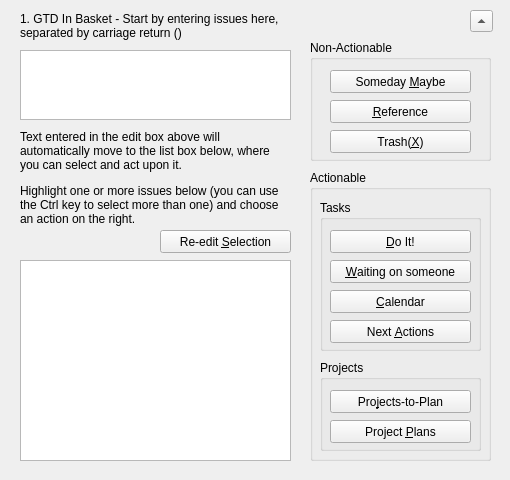
This is qt/qt_test001/inbasketform.ui in fsziegler/GTD-Kanban as Qt 5 draws it before an edit. The edited form follows.
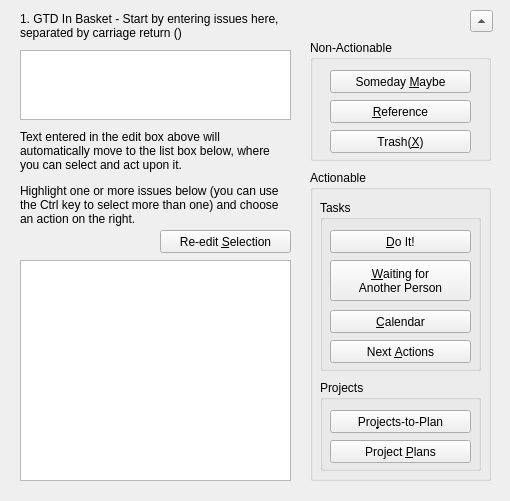
This is the edited form.

```diff
--- a/qt/qt_test001/inbasketform.ui
+++ b/qt/qt_test001/inbasketform.ui
@@ -7,7 +7,7 @@
     <x>0</x>
     <y>0</y>
     <width>510</width>
-    <height>480</height>
+    <height>501</height>
    </rect>
   </property>
   <property name="focusPolicy">
@@ -105,21 +105,22 @@
      <x>330</x>
      <y>260</y>
      <width>141</width>
-     <height>23</height>
+     <height>41</height>
     </rect>
    </property>
    <property name="toolTip">
     <string>You have or will delegate this to someone else</string>
    </property>
    <property name="text">
-    <string>&amp;Waiting on someone</string>
+    <string>&amp;Waiting for 
+Another Person</string>
    </property>
   </widget>
   <widget class="QPushButton" name="calendarButton">
    <property name="geometry">
     <rect>
      <x>330</x>
-     <y>290</y>
+     <y>310</y>
      <width>141</width>
      <height>23</height>
     </rect>
@@ -135,7 +136,7 @@
    <property name="geometry">
     <rect>
      <x>330</x>
-     <y>390</y>
+     <y>410</y>
      <width>141</width>
      <height>23</height>
     </rect>
@@ -151,7 +152,7 @@
    <property name="geometry">
     <rect>
      <x>330</x>
-     <y>420</y>
+     <y>440</y>
      <width>141</width>
      <height>23</height>
     </rect>
@@ -167,7 +168,7 @@
    <property name="geometry">
     <rect>
      <x>330</x>
-     <y>320</y>
+     <y>340</y>
      <width>141</width>
      <height>23</height>
     </rect>
@@ -185,7 +186,7 @@
      <x>20</x>
      <y>260</y>
      <width>271</width>
-     <height>201</height>
+     <height>221</height>
     </rect>
    </property>
    <property name="focusPolicy">
@@ -274,7 +275,7 @@
      <x>310</x>
      <y>170</y>
      <width>181</width>
-     <height>291</height>
+     <height>311</height>
     </rect>
    </property>
    <property name="title">
@@ -286,7 +287,7 @@
       <x>10</x>
       <y>30</y>
       <width>161</width>
-      <height>151</height>
+      <height>171</height>
      </rect>
     </property>
     <property name="title">
@@ -314,7 +315,7 @@
    <property name="geometry">
     <rect>
      <x>320</x>
-     <y>360</y>
+     <y>380</y>
      <width>161</width>
      <height>91</height>
     </rect>
```
